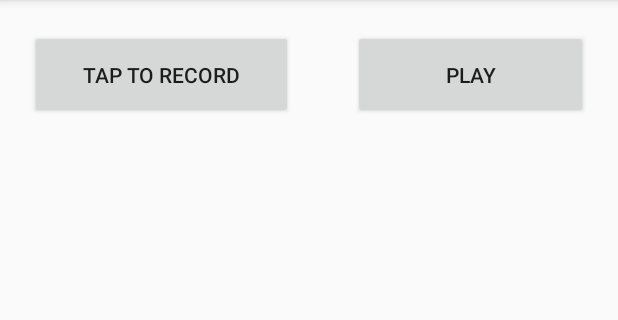
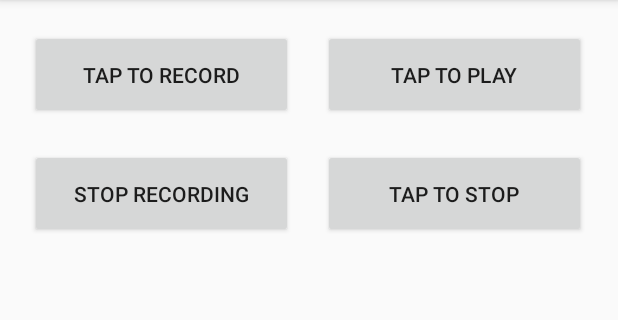
Before and after one commit to taxihuang030926/adrSingingScope, an Android app: the recording_and_play_test screen opened directly, with no data from a screen before it, on a phone screen of 412 x 824 dp, the part 84-404 px from its top. Run offline under Robolectric (Android 15) with nearby library versions, the phone set to English and light mode, and no system bars; libraries missing offline, so code that uses them is left out: com.chaquo.python.

Commit message:
adding recording function

```diff
--- a/app/src/main/java/com/example/adrsingingscope/MainActivity.java
+++ b/app/src/main/java/com/example/adrsingingscope/MainActivity.java
@@ -7,7 +7,6 @@ import android.widget.Button;
 import android.widget.EditText;
 import android.content.Intent;
 import android.widget.TextView;
-
 import com.chaquo.python.PyObject;
 import com.chaquo.python.Python;
 import com.chaquo.python.android.AndroidPlatform;
@@ -28,7 +27,7 @@ public class MainActivity extends AppCompatActivity {
         Btn = (Button)findViewById(R.id.btn);
         Bt4next_page = (Button)findViewById(R.id.bt4next_page);
         tv = (TextView)findViewById(R.id.text_view);
-/*
+
         if(!Python.isStarted()){
             Python.start(new AndroidPlatform(this));
         }
@@ -47,7 +46,7 @@ public class MainActivity extends AppCompatActivity {
 
                 //code complete
             }
-        }); */
+        });
 
         Bt4next_page.setOnClickListener(new View.OnClickListener() {
             @Override
--- a/app/src/main/java/com/example/adrsingingscope/recording_and_play_test.java
+++ b/app/src/main/java/com/example/adrsingingscope/recording_and_play_test.java
@@ -1,14 +1,71 @@
 package com.example.adrsingingscope;
 
+import androidx.annotation.NonNull;
 import androidx.appcompat.app.AppCompatActivity;
+import androidx.core.app.ActivityCompat;
+import androidx.core.content.ContextCompat;
 
+import android.Manifest;
+import android.content.pm.PackageManager;
+import android.media.MediaPlayer;
+import android.media.MediaRecorder;
 import android.os.Bundle;
+import android.view.View;
+import android.widget.Button;
+import android.widget.EditText;
+import android.content.Intent;
+import android.widget.TextView;
+import com.chaquo.python.PyObject;
+import com.chaquo.python.Python;
+import com.chaquo.python.android.AndroidPlatform;
 
 public class recording_and_play_test extends AppCompatActivity {
+
+    private Button rcrd_btn, pl_btn, stp_rcrd_btn, ps_btn;
+    String pathSave = "";
+    MediaRecorder mediaRecorder;
+    MediaPlayer mediaPlayer;
+
+    final int REQUEST_PERMISSION_CODE = 1000;
+
 
     @Override
     protected void onCreate(Bundle savedInstanceState) {
         super.onCreate(savedInstanceState);
         setContentView(R.layout.activity_recording_and_play_test);
+
+        //From Android M, need request Run-time permission
+        if(checkPermissionFromDevice()) {
+
+        }
+        else{
+            requestPermission();
+        }
+
+    }
+
+    private void requestPermission() {
+        ActivityCompat.requestPermissions(this, new String[]{
+                Manifest.permission.WRITE_EXTERNAL_STORAGE,
+                Manifest.permission.RECORD_AUDIO
+        },REQUEST_PERMISSION_CODE);
+    }
+
+    @Override
+    public void onRequestPermissionsResult(int requestCode, @NonNull String[] permissions, @NonNull int[] grantResults) {
+        switch (requestCode){
+            case REQUEST_PERMISSION_CODE:{
+
+            }
+            break;
+        }
+    }
+
+    private boolean checkPermissionFromDevice(){
+        int write_external_storage_result = ContextCompat.checkSelfPermission(this, Manifest.permission.WRITE_EXTERNAL_STORAGE);
+        int record_audio_result = ContextCompat.checkSelfPermission(this, Manifest.permission.RECORD_AUDIO);
+        return write_external_storage_result == PackageManager.PERMISSION_GRANTED &&
+                record_audio_result == PackageManager.PERMISSION_GRANTED;
+
     }
 }
--- a/app/src/main/res/layout/activity_main.xml
+++ b/app/src/main/res/layout/activity_main.xml
@@ -1,5 +1,6 @@
 <?xml version="1.0" encoding="utf-8"?>
-<RelativeLayout  xmlns:android="http://schemas.android.com/apk/res/android"
+<RelativeLayout
+    xmlns:android="http://schemas.android.com/apk/res/android"
     xmlns:app="http://schemas.android.com/apk/res-auto"
     xmlns:tools="http://schemas.android.com/tools"
     android:layout_width="match_parent"
--- a/app/src/main/res/layout/activity_recording_and_play_test.xml
+++ b/app/src/main/res/layout/activity_recording_and_play_test.xml
@@ -1,6 +1,8 @@
-<?xml version="1.0" encoding="utf-8"?>
-<RelativeLayout xmlns:android="http://schemas.android.com/apk/res/android"
+<?xml version = "1.0" encoding= "utf-8"?>
+<RelativeLayout
+    xmlns:android="http://schemas.android.com/apk/res/android"
     xmlns:app="http://schemas.android.com/apk/res-auto"
+
     xmlns:tools="http://schemas.android.com/tools"
     android:layout_width="match_parent"
     android:layout_height="match_parent"
@@ -15,14 +17,32 @@
         android:padding="20dp"/>
 
     <Button
+        android:id="@+id/play_btn"
         android:layout_width="175dp"
         android:layout_height="wrap_content"
-        android:id="@+id/play_button"
-        android:text="play"
-        android:layout_="@+id/record_button"
+        android:text="Tap to Play"
+        android:padding="20dp"
         android:layout_toRightOf="@+id/record_button"
+        android:layout_marginTop="20dp"/>
+
+    <Button
+        android:id="@+id/stop_record_btn"
+        android:layout_width="175dp"
+        android:layout_height="wrap_content"
+        android:layout_below="@+id/record_button"
+        android:layout_alignLeft="@+id/record_button"
+        android:padding="20dp"
+        android:text="Stop recording" />
+
+    <Button
+        android:id="@+id/pause_btn"
+        android:layout_width="175dp"
+        android:layout_height="wrap_content"
+        android:layout_below="@+id/play_btn"
         android:layout_margin="20dp"
-        android:padding="20dp"/>
+        android:layout_toRightOf="@+id/stop_record_btn"
+        android:padding="20dp"
+        android:text="Tap to stop" />
 
 
 </RelativeLayout>
```
Also changed, not shown: app/src/main/res/layout/activity_display_message.xml (deleted, +0 -18 lines).
